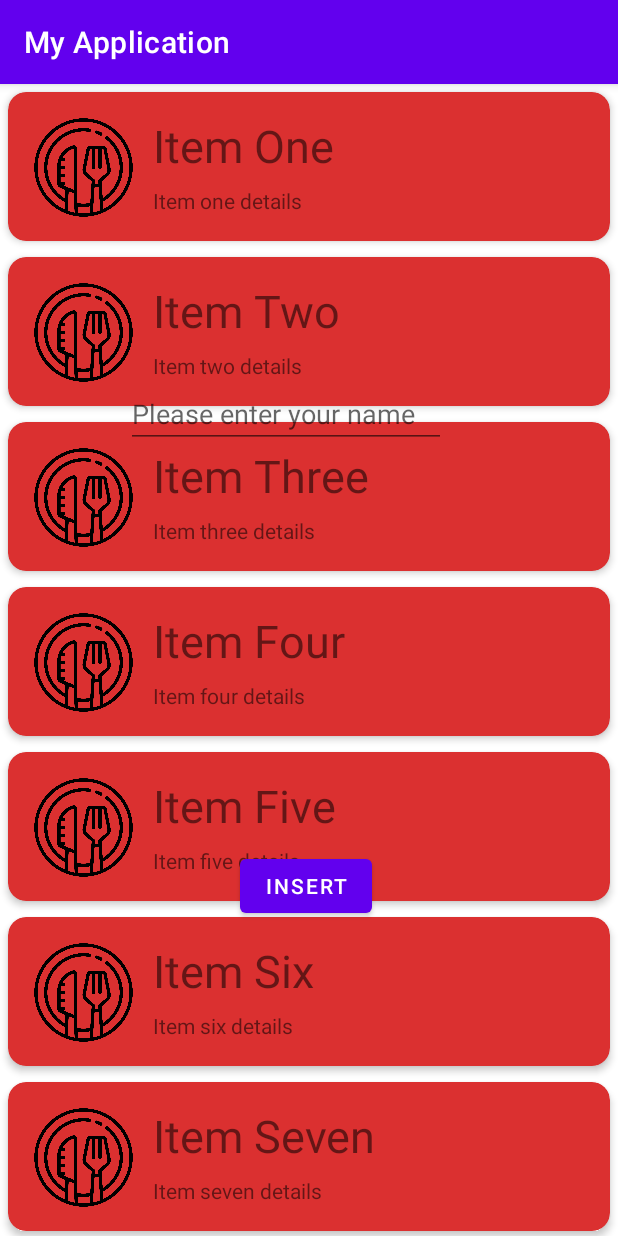
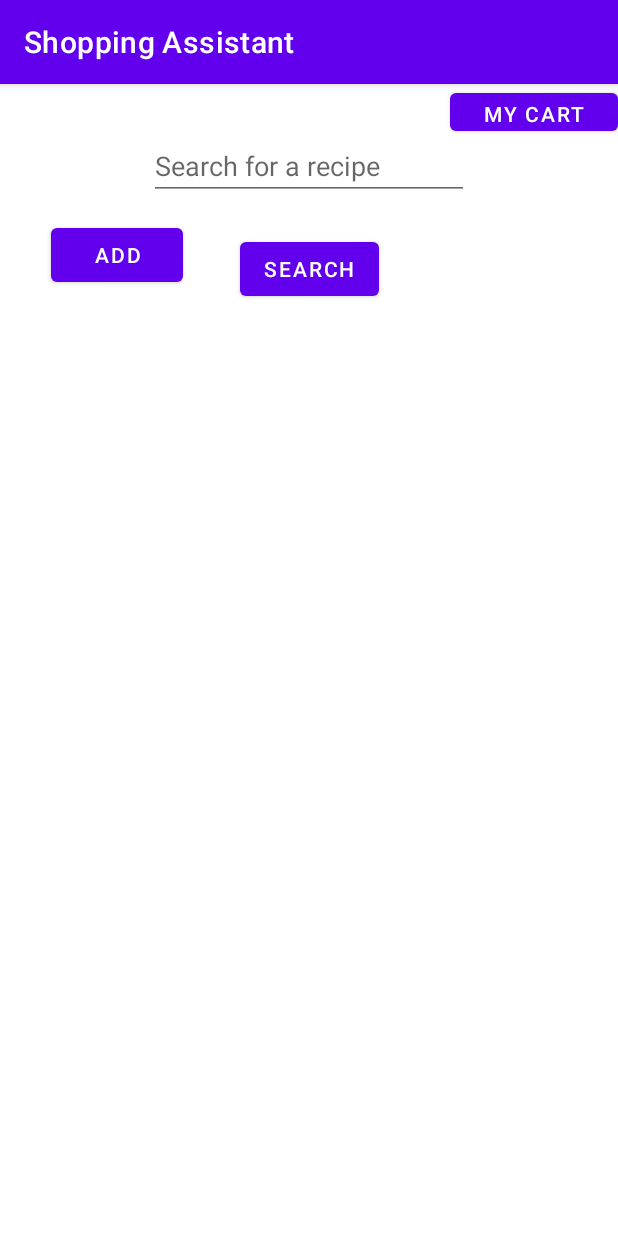
Before and after one commit to danjutunsu/Shopping-Assistant, an Android app: the screen it shows after launch (MainActivity), on a phone screen of 412 x 824 dp. Run offline under Robolectric (Android 15) with nearby library versions, the phone set to English and light mode, and no system bars.

Commit message:
added second view and add cards. working on remove cards

```diff
--- a/app/src/main/AndroidManifest.xml
+++ b/app/src/main/AndroidManifest.xml
@@ -1,5 +1,6 @@
 <?xml version="1.0" encoding="utf-8"?>
 <manifest xmlns:android="http://schemas.android.com/apk/res/android"
+    xmlns:tools="http://schemas.android.com/tools"
     package="com.example.myapplication">
 
     <application
@@ -9,7 +10,9 @@
         android:roundIcon="@mipmap/ic_launcher_round"
         android:supportsRtl="true"
         android:theme="@style/Theme.MyApplication">
-        <activity android:name=".MainActivity">
+        <activity android:name=".CartActivity"></activity>
+        <activity android:name=".MainActivity"
+            android:windowSoftInputMode="adjustNothing">
             <intent-filter>
                 <action android:name="android.intent.action.MAIN" />
 
--- a/app/src/main/java/com/example/myapplication/RecyclerAdapter.kt
+++ b/app/src/main/java/com/example/myapplication/RecyclerAdapter.kt
@@ -5,13 +5,19 @@ import android.view.View
 import android.view.ViewGroup
 import android.widget.ImageView
 import android.widget.TextView
-import androidx.appcompat.view.menu.ActionMenuItemView
 import androidx.recyclerview.widget.RecyclerView
+
+var myTitles = mutableListOf<String>()
+
+var myDetails = mutableListOf<String>()
+
+var myImages = mutableListOf<Int>()
 
 class RecyclerAdapter : RecyclerView.Adapter<RecyclerAdapter.ViewHolder>() {
 
-    private var titles = arrayOf("Item One", "Item Two", "Item Three", "Item Four",
-        "Item Five", "Item Six", "Item Seven", "Item Eight")
+    init {
+
+    }
 
     private var details = arrayOf("Item one details", "Item two details", "Item three details",
         "Item four details", "Item five details", "Item six details", "Item seven details", "Item eight details")
@@ -26,13 +32,13 @@ class RecyclerAdapter : RecyclerView.Adapter<RecyclerAdapter.ViewHolder>() {
     }
 
     override fun getItemCount(): Int {
-        return titles.size
+        return myTitles.size
     }
 
     override fun onBindViewHolder(holder: RecyclerAdapter.ViewHolder, position: Int) {
-        holder.itemTitle.text = titles[position]
-        holder.itemDetail.text = details[position]
-        holder.itemImage.setImageResource(images[position])
+        holder.itemTitle.text = myTitles[position]
+        holder.itemDetail.text = myDetails[position]
+        holder.itemImage.setImageResource(myImages[position])
     }
 
     inner class ViewHolder(itemView: View): RecyclerView.ViewHolder(itemView) {
--- a/app/src/main/res/layout/activity_main.xml
+++ b/app/src/main/res/layout/activity_main.xml
@@ -7,51 +7,82 @@
 
     <androidx.recyclerview.widget.RecyclerView
         android:id="@+id/recyclerView"
-        android:layout_width="match_parent"
-        android:layout_height="match_parent"
+        android:layout_width="438dp"
+        android:layout_height="524dp"
+        android:layout_marginTop="122dp"
         app:layout_constraintBottom_toBottomOf="parent"
         app:layout_constraintLeft_toLeftOf="parent"
         app:layout_constraintRight_toRightOf="parent"
-        app:layout_constraintTop_toTopOf="parent" />
+        app:layout_constraintTop_toTopOf="@+id/name" />
 
     <RelativeLayout
-        android:layout_width="match_parent"
-        android:layout_height="match_parent"
+        android:id="@+id/relativeLayout2"
+        android:layout_width="443dp"
+        android:layout_height="530dp"
+        android:layout_marginTop="200dp"
         android:orientation="vertical"
-        tools:layout_editor_absoluteX="-35dp"
-        tools:layout_editor_absoluteY="62dp">
+        app:layout_constraintStart_toStartOf="parent"
+        app:layout_constraintTop_toTopOf="@+id/recyclerView">
 
-        <Button
-            android:id="@+id/querybutton"
-            android:layout_width="wrap_content"
-            android:layout_height="wrap_content"
-            android:layout_alignParentStart="true"
-            android:layout_alignParentLeft="true"
-            android:layout_alignParentBottom="true"
-            android:layout_marginStart="160dp"
-            android:layout_marginLeft="160dp"
-            android:layout_marginBottom="209dp"
-            android:text="INSERT" />
+    </RelativeLayout>
 
     <EditText
         android:id="@+id/name"
         android:layout_width="wrap_content"
         android:layout_height="wrap_content"
-            android:layout_alignParentStart="true"
-            android:layout_alignParentLeft="true"
-            android:layout_alignParentTop="true"
-            android:layout_marginStart="84dp"
-            android:layout_marginLeft="84dp"
-            android:layout_marginTop="197dp"
+        android:layout_marginTop="32dp"
         android:ems="10"
-            android:hint="Please enter your name"
-            android:inputType="textEmailAddress" />
+        android:hint="Search for a recipe"
+        app:layout_constraintEnd_toEndOf="parent"
+        app:layout_constraintStart_toStartOf="parent"
+        app:layout_constraintTop_toTopOf="parent"></EditText>
+
+    <Button
+        android:id="@+id/searchButton"
+        android:layout_width="wrap_content"
+        android:layout_height="wrap_content"
+        android:layout_marginTop="28dp"
+        android:layout_marginBottom="200dp"
+        android:onClick="lookupRecipe"
+        android:text="SEARCH"
+        app:layout_constraintBottom_toTopOf="@+id/relativeLayout2"
+        app:layout_constraintEnd_toEndOf="parent"
+        app:layout_constraintHorizontal_bias="0.501"
+        app:layout_constraintStart_toStartOf="parent"
+        app:layout_constraintTop_toBottomOf="@+id/result" />
+
+    <Button
+        android:id="@+id/cartButton"
+        android:layout_width="112dp"
+        android:layout_height="37dp"
+        android:layout_marginStart="299dp"
+        android:layout_marginLeft="299dp"
+        android:onClick="goToCart"
+        android:text="My Cart"
+        app:layout_constraintEnd_toEndOf="parent"
+        app:layout_constraintHorizontal_bias="0.5"
+        app:layout_constraintStart_toEndOf="@+id/name"
+        app:layout_constraintStart_toStartOf="parent"
+        app:layout_constraintTop_toTopOf="parent" />
 
     <TextView
         android:id="@+id/result"
-            android:layout_width="match_parent"
-            android:layout_height="wrap_content"></TextView>
-    </RelativeLayout>
+        android:layout_width="wrap_content"
+        android:layout_height="wrap_content"
+        tools:layout_editor_absoluteX="4dp"
+        tools:layout_editor_absoluteY="84dp" />
+
+    <Button
+        android:id="@+id/addItem"
+        android:layout_width="wrap_content"
+        android:layout_height="wrap_content"
+        android:layout_marginStart="34dp"
+        android:layout_marginLeft="34dp"
+        android:layout_marginTop="90dp"
+        android:onClick="main"
+        android:text="Add"
+        app:layout_constraintStart_toStartOf="parent"
+        app:layout_constraintTop_toTopOf="parent" />
 
 
 </androidx.constraintlayout.widget.ConstraintLayout>
--- a/app/src/main/res/values/strings.xml
+++ b/app/src/main/res/values/strings.xml
@@ -1,3 +1,5 @@
 <resources>
-    <string name="app_name">My Application</string>
+    <string name="app_name">Shopping Assistant</string>
+    <string name="my_cart">My Cart</string>
+    <string name="home" />
 </resources>
```
Also changed, not shown: app/src/main/java/com/example/myapplication/CartActivity.kt (added, +18 -0 lines), app/src/main/java/com/example/myapplication/DatabaseOpenHelper.kt (deleted, +0 -20 lines), app/src/main/java/com/example/myapplication/MainActivity.kt (+83 -6 lines), app/src/main/java/com/example/myapplication/MyDBHandler.kt (added, +66 -0 lines), app/src/main/java/com/example/myapplication/Recipe.kt (added, +18 -0 lines), app/src/main/res/layout/activity_cart.xml (added, +32 -0 lines), app/src/main/res/layout/list_layout.xml (+15 -1 lines). Lines whose indentation alone changed are shown as unchanged.
